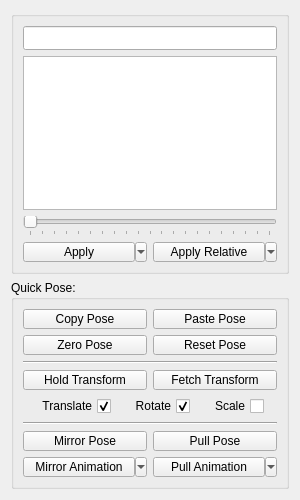
Qt form ui/tabs/qlibrarytab.ui (bhsingleton/poser) before a commit.
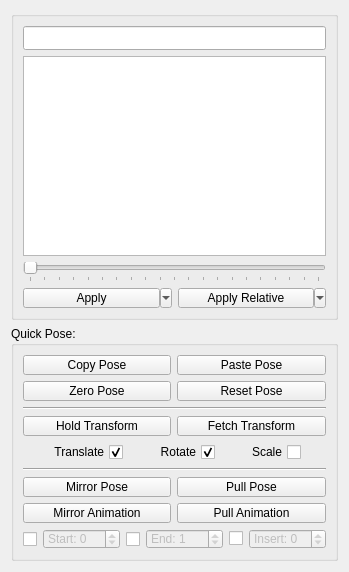
The same form after that commit. Custom widgets are drawn as their Qt base class.

Commit message: Pulling mirror settings out of drop-down button menu.

The edit to the form file:
```diff
--- a/ui/tabs/qlibrarytab.ui
+++ b/ui/tabs/qlibrarytab.ui
@@ -6,8 +6,8 @@
    <rect>
     <x>0</x>
     <y>0</y>
-    <width>300</width>
-    <height>500</height>
+    <width>349</width>
+    <height>572</height>
    </rect>
   </property>
   <property name="minimumSize">
@@ -69,25 +69,6 @@
         </property>
        </widget>
       </item>
-      <item row="0" column="0" colspan="2">
-       <widget class="QLineEdit" name="pathLineEdit">
-        <property name="minimumSize">
-         <size>
-          <width>0</width>
-          <height>24</height>
-         </size>
-        </property>
-        <property name="maximumSize">
-         <size>
-          <width>16777215</width>
-          <height>24</height>
-         </size>
-        </property>
-        <property name="toolTip">
-         <string>Current working directory.</string>
-        </property>
-       </widget>
-      </item>
       <item row="2" column="0" colspan="2">
        <widget class="QSlider" name="applyPoseSlider">
         <property name="toolTip">
@@ -153,6 +134,25 @@
         </property>
        </widget>
       </item>
+      <item row="0" column="0" colspan="2">
+       <widget class="QLineEdit" name="pathLineEdit">
+        <property name="minimumSize">
+         <size>
+          <width>0</width>
+          <height>24</height>
+         </size>
+        </property>
+        <property name="maximumSize">
+         <size>
+          <width>16777215</width>
+          <height>24</height>
+         </size>
+        </property>
+        <property name="toolTip">
+         <string>Current working directory.</string>
+        </property>
+       </widget>
+      </item>
       <item row="3" column="0">
        <widget class="QDropDownButton" name="applyPosePushButton">
         <property name="sizePolicy">
@@ -214,77 +214,10 @@
       <property name="rightMargin">
        <number>9</number>
       </property>
-      <item row="7" column="1">
-       <widget class="QDropDownButton" name="mirrorAnimationPushButton">
-        <property name="sizePolicy">
-         <sizepolicy hsizetype="Minimum" vsizetype="Fixed">
-          <horstretch>0</horstretch>
-          <verstretch>0</verstretch>
-         </sizepolicy>
-        </property>
-        <property name="minimumSize">
-         <size>
-          <width>0</width>
-          <height>20</height>
-         </size>
-        </property>
-        <property name="maximumSize">
-         <size>
-          <width>16777215</width>
-          <height>20</height>
-         </size>
-        </property>
-        <property name="toolTip">
-         <string>Mirrors the animation to the opposite nodes.</string>
-        </property>
-        <property name="text">
-         <string>Mirror Animation</string>
-        </property>
-        <property name="popupMode">
-         <enum>QToolButton::MenuButtonPopup</enum>
-        </property>
-        <property name="toolButtonStyle">
-         <enum>Qt::ToolButtonTextOnly</enum>
-        </property>
-        <property name="arrowType">
-         <enum>Qt::DownArrow</enum>
-        </property>
-       </widget>
-      </item>
-      <item row="7" column="2">
-       <widget class="QDropDownButton" name="pullAnimationPushButton">
-        <property name="sizePolicy">
-         <sizepolicy hsizetype="Minimum" vsizetype="Fixed">
-          <horstretch>0</horstretch>
-          <verstretch>0</verstretch>
-         </sizepolicy>
-        </property>
-        <property name="minimumSize">
-         <size>
-          <width>0</width>
-          <height>20</height>
-         </size>
-        </property>
-        <property name="maximumSize">
-         <size>
-          <width>16777215</width>
-          <height>20</height>
-         </size>
-        </property>
-        <property name="toolTip">
-         <string>Pulls the animation from the opposite nodes.</string>
-        </property>
-        <property name="text">
-         <string>Pull Animation</string>
-        </property>
-        <property name="popupMode">
-         <enum>QToolButton::MenuButtonPopup</enum>
-        </property>
-        <property name="toolButtonStyle">
-         <enum>Qt::ToolButtonTextOnly</enum>
-        </property>
-        <property name="arrowType">
-         <enum>Qt::DownArrow</enum>
+      <item row="2" column="1" colspan="2">
+       <widget class="Line" name="line_2">
+        <property name="orientation">
+         <enum>Qt::Horizontal</enum>
         </property>
        </widget>
       </item>
@@ -307,6 +240,47 @@
         </property>
        </widget>
       </item>
+      <item row="0" column="1">
+       <widget class="QPushButton" name="copyPosePushButton">
+        <property name="minimumSize">
+         <size>
+          <width>0</width>
+          <height>20</height>
+         </size>
+        </property>
+        <property name="maximumSize">
+         <size>
+          <width>16777215</width>
+          <height>20</height>
+         </size>
+        </property>
+        <property name="toolTip">
+         <string>Copies a pose to the clipboard.</string>
+        </property>
+        <property name="text">
+         <string>Copy Pose</string>
+        </property>
+       </widget>
+      </item>
+      <item row="1" column="1">
+       <widget class="QPushButton" name="zeroPosePushButton">
+        <property name="minimumSize">
+         <size>
+          <width>0</width>
+          <height>20</height>
+         </size>
+        </property>
+        <property name="maximumSize">
+         <size>
+          <width>16777215</width>
+          <height>20</height>
+         </size>
+        </property>
+        <property name="text">
+         <string>Zero Pose</string>
+        </property>
+       </widget>
+      </item>
       <item row="3" column="1">
        <widget class="QPushButton" name="holdTransformPushButton">
         <property name="minimumSize">
@@ -329,28 +303,6 @@
         </property>
        </widget>
       </item>
-      <item row="6" column="1">
-       <widget class="QPushButton" name="mirrorPosePushButton">
-        <property name="minimumSize">
-         <size>
-          <width>0</width>
-          <height>20</height>
-         </size>
-        </property>
-        <property name="maximumSize">
-         <size>
-          <width>16777215</width>
-          <height>20</height>
-         </size>
-        </property>
-        <property name="toolTip">
-         <string>Mirrors the pose to the opposite nodes.</string>
-        </property>
-        <property name="text">
-         <string>Mirror Pose</string>
-        </property>
-       </widget>
-      </item>
       <item row="6" column="2">
        <widget class="QPushButton" name="pullPosePushButton">
         <property name="minimumSize">
@@ -373,83 +325,6 @@
         </property>
        </widget>
       </item>
-      <item row="2" column="1" colspan="2">
-       <widget class="Line" name="line_2">
-        <property name="orientation">
-         <enum>Qt::Horizontal</enum>
-        </property>
-       </widget>
-      </item>
-      <item row="0" column="2">
-       <widget class="QPushButton" name="pastePosePushButton">
-        <property name="minimumSize">
-         <size>
-          <width>0</width>
-          <height>20</height>
-         </size>
-        </property>
-        <property name="maximumSize">
-         <size>
-          <width>16777215</width>
-          <height>20</height>
-         </size>
-        </property>
-        <property name="toolTip">
-         <string>Pastes the pose from the clipboard.</string>
-        </property>
-        <property name="text">
-         <string>Paste Pose</string>
-        </property>
-       </widget>
-      </item>
-      <item row="1" column="1">
-       <widget class="QPushButton" name="zeroPosePushButton">
-        <property name="minimumSize">
-         <size>
-          <width>0</width>
-          <height>20</height>
-         </size>
-        </property>
-        <property name="maximumSize">
-         <size>
-          <width>16777215</width>
-          <height>20</height>
-         </size>
-        </property>
-        <property name="text">
-         <string>Zero Pose</string>
-        </property>
-       </widget>
-      </item>
-      <item row="5" column="1" colspan="2">
-       <widget class="Line" name="line">
-        <property name="orientation">
-         <enum>Qt::Horizontal</enum>
-        </property>
-       </widget>
-      </item>
-      <item row="0" column="1">
-       <widget class="QPushButton" name="copyPosePushButton">
-        <property name="minimumSize">
-         <size>
-          <width>0</width>
-          <height>20</height>
-         </size>
-        </property>
-        <property name="maximumSize">
-         <size>
-          <width>16777215</width>
-          <height>20</height>
-         </size>
-        </property>
-        <property name="toolTip">
-         <string>Copies a pose to the clipboard.</string>
-        </property>
-        <property name="text">
-         <string>Copy Pose</string>
-        </property>
-       </widget>
-      </item>
       <item row="4" column="1" colspan="2">
        <widget class="QWidget" name="matchWidget" native="true">
         <layout class="QHBoxLayout" name="matchLayout">
@@ -641,6 +516,323 @@
         </property>
        </widget>
       </item>
+      <item row="5" column="1" colspan="2">
+       <widget class="Line" name="line">
+        <property name="orientation">
+         <enum>Qt::Horizontal</enum>
+        </property>
+       </widget>
+      </item>
+      <item row="6" column="1">
+       <widget class="QPushButton" name="mirrorPosePushButton">
+        <property name="minimumSize">
+         <size>
+          <width>0</width>
+          <height>20</height>
+         </size>
+        </property>
+        <property name="maximumSize">
+         <size>
+          <width>16777215</width>
+          <height>20</height>
+         </size>
+        </property>
+        <property name="toolTip">
+         <string>Mirrors the pose to the opposite nodes.</string>
+        </property>
+        <property name="text">
+         <string>Mirror Pose</string>
+        </property>
+       </widget>
+      </item>
+      <item row="0" column="2">
+       <widget class="QPushButton" name="pastePosePushButton">
+        <property name="minimumSize">
+         <size>
+          <width>0</width>
+          <height>20</height>
+         </size>
+        </property>
+        <property name="maximumSize">
+         <size>
+          <width>16777215</width>
+          <height>20</height>
+         </size>
+        </property>
+        <property name="toolTip">
+         <string>Pastes the pose from the clipboard.</string>
+        </property>
+        <property name="text">
+         <string>Paste Pose</string>
+        </property>
+       </widget>
+      </item>
+      <item row="8" column="1" colspan="2">
+       <widget class="QWidget" name="mirrorTimeWidget" native="true">
+        <property name="sizePolicy">
+         <sizepolicy hsizetype="Expanding" vsizetype="Fixed">
+          <horstretch>0</horstretch>
+          <verstretch>0</verstretch>
+         </sizepolicy>
+        </property>
+        <property name="minimumSize">
+         <size>
+          <width>0</width>
+          <height>20</height>
+         </size>
+        </property>
+        <property name="maximumSize">
+         <size>
+          <width>16777215</width>
+          <height>20</height>
+         </size>
+        </property>
+        <layout class="QHBoxLayout" name="horizontalLayout">
+         <property name="leftMargin">
+          <number>0</number>
+         </property>
+         <property name="topMargin">
+          <number>0</number>
+         </property>
+         <property name="rightMargin">
+          <number>0</number>
+         </property>
+         <property name="bottomMargin">
+          <number>0</number>
+         </property>
+         <item>
+          <widget class="QWidget" name="mirrorStartTimeWidget" native="true">
+           <layout class="QHBoxLayout" name="horizontalLayout_2">
+            <property name="leftMargin">
+             <number>0</number>
+            </property>
+            <property name="topMargin">
+             <number>0</number>
+            </property>
+            <property name="rightMargin">
+             <number>0</number>
+            </property>
+            <property name="bottomMargin">
+             <number>0</number>
+            </property>
+            <item>
+             <widget class="QCheckBox" name="mirrorStartTimeCheckBox">
+              <property name="sizePolicy">
+               <sizepolicy hsizetype="Minimum" vsizetype="Preferred">
+                <horstretch>0</horstretch>
+                <verstretch>0</verstretch>
+               </sizepolicy>
+              </property>
+              <property name="text">
+               <string/>
+              </property>
+             </widget>
+            </item>
+            <item>
+             <widget class="QTimeSpinBox" name="mirrorStartTimeSpinBox">
+              <property name="enabled">
+               <bool>false</bool>
+              </property>
+              <property name="sizePolicy">
+               <sizepolicy hsizetype="Expanding" vsizetype="Preferred">
+                <horstretch>0</horstretch>
+                <verstretch>0</verstretch>
+               </sizepolicy>
+              </property>
+              <property name="prefix">
+               <string>Start: </string>
+              </property>
+              <property name="minimum">
+               <number>-9999</number>
+              </property>
+              <property name="maximum">
+               <number>9999</number>
+              </property>
+             </widget>
+            </item>
+           </layout>
+          </widget>
+         </item>
+         <item>
+          <widget class="QWidget" name="mirrorEndTimeWidget" native="true">
+           <property name="sizePolicy">
+            <sizepolicy hsizetype="Expanding" vsizetype="Preferred">
+             <horstretch>0</horstretch>
+             <verstretch>0</verstretch>
+            </sizepolicy>
+           </property>
+           <layout class="QHBoxLayout" name="horizontalLayout_4">
+            <property name="leftMargin">
+             <number>0</number>
+            </property>
+            <property name="topMargin">
+             <number>0</number>
+            </property>
+            <property name="rightMargin">
+             <number>0</number>
+            </property>
+            <property name="bottomMargin">
+             <number>0</number>
+            </property>
+            <item>
+             <widget class="QCheckBox" name="mirrorEndTimeCheckBox">
+              <property name="sizePolicy">
+               <sizepolicy hsizetype="Minimum" vsizetype="Preferred">
+                <horstretch>0</horstretch>
+                <verstretch>0</verstretch>
+               </sizepolicy>
+              </property>
+              <property name="text">
+               <string/>
+              </property>
+             </widget>
+            </item>
+            <item>
+             <widget class="QTimeSpinBox" name="mirrorEndTimeSpinBox">
+              <property name="enabled">
+               <bool>false</bool>
+              </property>
+              <property name="sizePolicy">
+               <sizepolicy hsizetype="Expanding" vsizetype="Fixed">
+                <horstretch>0</horstretch>
+                <verstretch>0</verstretch>
+               </sizepolicy>
+              </property>
+              <property name="prefix">
+               <string>End: </string>
+              </property>
+              <property name="minimum">
+               <number>-9999</number>
+              </property>
+              <property name="maximum">
+               <number>9999</number>
+              </property>
+              <property name="value">
+               <number>1</number>
+              </property>
+             </widget>
+            </item>
+           </layout>
+          </widget>
+         </item>
+         <item>
+          <widget class="QWidget" name="mirrorInsertTimeWidget" native="true">
+           <property name="sizePolicy">
+            <sizepolicy hsizetype="Expanding" vsizetype="Preferred">
+             <horstretch>0</horstretch>
+             <verstretch>0</verstretch>
+            </sizepolicy>
+           </property>
+           <layout class="QHBoxLayout" name="horizontalLayout_3">
+            <property name="leftMargin">
+             <number>0</number>
+            </property>
+            <property name="topMargin">
+             <number>0</number>
+            </property>
+            <property name="rightMargin">
+             <number>0</number>
+            </property>
+            <property name="bottomMargin">
+             <number>0</number>
+            </property>
+            <item>
+             <widget class="QCheckBox" name="mirrorInsertTimeCheckBox">
+              <property name="sizePolicy">
+               <sizepolicy hsizetype="Minimum" vsizetype="Fixed">
+                <horstretch>0</horstretch>
+                <verstretch>0</verstretch>
+               </sizepolicy>
+              </property>
+              <property name="text">
+               <string/>
+              </property>
+             </widget>
+            </item>
+            <item>
+             <widget class="QTimeSpinBox" name="mirrorInsertTimeSpinBox">
+              <property name="enabled">
+               <bool>false</bool>
+              </property>
+              <property name="sizePolicy">
+               <sizepolicy hsizetype="Expanding" vsizetype="Fixed">
+                <horstretch>0</horstretch>
+                <verstretch>0</verstretch>
+               </sizepolicy>
+              </property>
+              <property name="prefix">
+               <string>Insert: </string>
+              </property>
+              <property name="minimum">
+               <number>-9999</number>
+              </property>
+              <property name="maximum">
+               <number>9999</number>
+              </property>
+             </widget>
+            </item>
+           </layout>
+          </widget>
+         </item>
+        </layout>
+       </widget>
+      </item>
+      <item row="7" column="2">
+       <widget class="QPushButton" name="pullAnimationPushButton">
+        <property name="sizePolicy">
+         <sizepolicy hsizetype="Minimum" vsizetype="Fixed">
+          <horstretch>0</horstretch>
+          <verstretch>0</verstretch>
+         </sizepolicy>
+        </property>
+        <property name="minimumSize">
+         <size>
+          <width>0</width>
+          <height>20</height>
+         </size>
+        </property>
+        <property name="maximumSize">
+         <size>
+          <width>16777215</width>
+          <height>20</height>
+         </size>
+        </property>
+        <property name="toolTip">
+         <string>Pulls the animation from the opposite nodes.</string>
+        </property>
+        <property name="text">
+         <string>Pull Animation</string>
+        </property>
+       </widget>
+      </item>
+      <item row="7" column="1">
+       <widget class="QPushButton" name="mirrorAnimationPushButton">
+        <property name="sizePolicy">
+         <sizepolicy hsizetype="Minimum" vsizetype="Fixed">
+          <horstretch>0</horstretch>
+          <verstretch>0</verstretch>
+         </sizepolicy>
+        </property>
+        <property name="minimumSize">
+         <size>
+          <width>0</width>
+          <height>20</height>
+         </size>
+        </property>
+        <property name="maximumSize">
+         <size>
+          <width>16777215</width>
+          <height>20</height>
+         </size>
+        </property>
+        <property name="toolTip">
+         <string>Mirrors the animation to the opposite nodes.</string>
+        </property>
+        <property name="text">
+         <string>Mirror Animation</string>
+        </property>
+       </widget>
+      </item>
      </layout>
     </widget>
    </item>
@@ -652,6 +844,11 @@
    <extends>QToolButton</extends>
    <header>dcc/ui/qdropdownbutton.h</header>
   </customwidget>
+  <customwidget>
+   <class>QTimeSpinBox</class>
+   <extends>QSpinBox</extends>
+   <header>dcc/ui/qtimespinbox.h</header>
+  </customwidget>
  </customwidgets>
  <resources/>
  <connections/>
```
Left out of the diff: 51 changed lines with no effect on the pictures. The commit also changes 1 other file.
